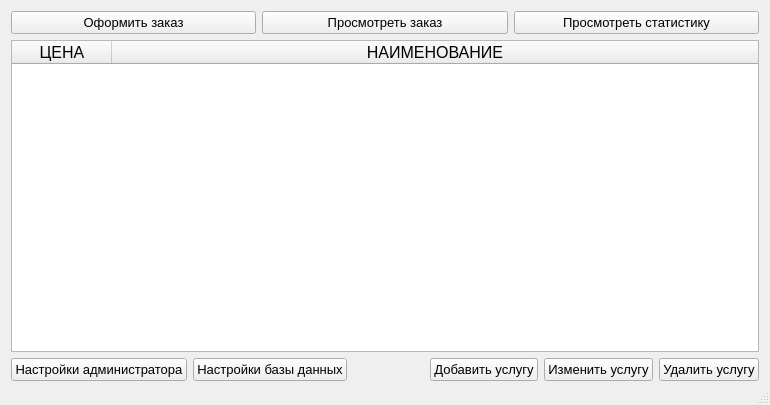
Qt form code/mainwindow.ui (Alex-Sidorov/SEFOLL) before a commit.
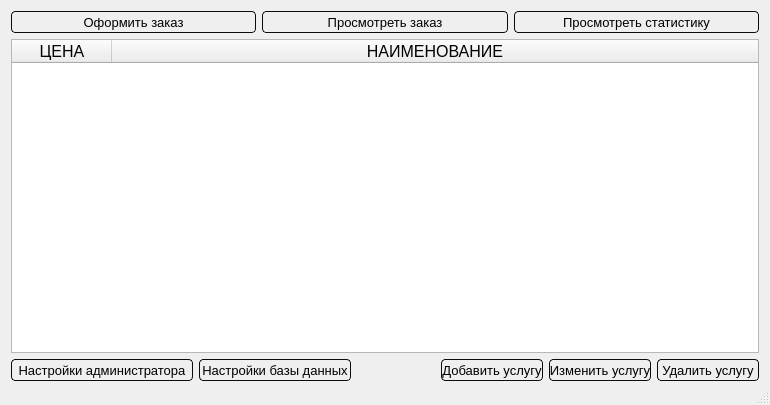
The same form after that commit.

What changed in the file:
```diff
--- a/code/mainwindow.ui
+++ b/code/mainwindow.ui
@@ -13,6 +13,9 @@
   <property name="windowTitle">
    <string>SEFOLL</string>
   </property>
+  <property name="styleSheet">
+   <string notr="true"/>
+  </property>
   <property name="toolButtonStyle">
    <enum>Qt::ToolButtonIconOnly</enum>
   </property>
@@ -23,6 +26,9 @@
     </property>
     <item>
      <layout class="QHBoxLayout" name="horizontalLayout_2">
+      <property name="spacing">
+       <number>6</number>
+      </property>
       <item>
        <widget class="QPushButton" name="give_order_button">
         <property name="font">
@@ -30,6 +36,22 @@
           <pointsize>10</pointsize>
          </font>
         </property>
+        <property name="styleSheet">
+         <string notr="true">QPushButton
+{ 
+border-radius : 4px;
+border: 1px solid;
+border-color: rgb(11, 11, 11);
+height:20;
+width:140;
+background-color: qlineargradient(x1: 0, y1: 0, x2: 0, y2: 1,
+                                      stop: 0 #dadbde, stop: 1 #f6f7fa);
+}
+QPushButton::pressed {
+    background-color:qlineargradient(x1: 0, y1: 0, x2: 0, y2: 1,
+                                      stop: 0 rgb(251, 252, 255), stop: 1 #f6f7fa);
+}</string>
+        </property>
         <property name="text">
          <string>Оформить заказ</string>
         </property>
@@ -48,6 +70,22 @@
           <pointsize>10</pointsize>
          </font>
         </property>
+        <property name="styleSheet">
+         <string notr="true">QPushButton
+{ 
+border-radius : 4px;
+border: 1px solid;
+border-color: rgb(11, 11, 11);
+height:20;
+width:140;
+background-color: qlineargradient(x1: 0, y1: 0, x2: 0, y2: 1,
+                                      stop: 0 #dadbde, stop: 1 #f6f7fa);
+}
+QPushButton::pressed {
+    background-color:qlineargradient(x1: 0, y1: 0, x2: 0, y2: 1,
+                                      stop: 0 rgb(251, 252, 255), stop: 1 #f6f7fa);
+}</string>
+        </property>
         <property name="text">
          <string>Просмотреть заказ</string>
         </property>
@@ -60,6 +98,22 @@
           <pointsize>10</pointsize>
          </font>
         </property>
+        <property name="styleSheet">
+         <string notr="true">QPushButton
+{ 
+border-radius : 4px;
+border: 1px solid;
+border-color: rgb(11, 11, 11);
+height:20;
+width:140;
+background-color: qlineargradient(x1: 0, y1: 0, x2: 0, y2: 1,
+                                      stop: 0 #dadbde, stop: 1 #f6f7fa);
+}
+QPushButton::pressed {
+    background-color:qlineargradient(x1: 0, y1: 0, x2: 0, y2: 1,
+                                      stop: 0 rgb(251, 252, 255), stop: 1 #f6f7fa);
+}</string>
+        </property>
         <property name="text">
          <string>Просмотреть статистику</string>
         </property>
@@ -91,6 +145,17 @@
         <property name="autoFillBackground">
          <bool>false</bool>
         </property>
+        <property name="styleSheet">
+         <string notr="true">
+QHeaderView::section
+ {
+    background-color : qlineargradient(x1: 0, y1: 0, x2: 0, y2: 1,
+                                      stop: 0 #dadbde, stop: 1 #f6f7fa);
+};
+background-color:qlineargradient(x1: 0, y1: 0, x2: 0, y2: 1,
+                                      stop: 0 #dadbde, stop: 1 #f6f7fa);
+</string>
+        </property>
         <property name="frameShape">
          <enum>QFrame::StyledPanel</enum>
         </property>
@@ -238,6 +303,22 @@
             <pointsize>10</pointsize>
            </font>
           </property>
+          <property name="styleSheet">
+           <string notr="true">QPushButton
+{ 
+border-radius : 4px;
+border: 1px solid;
+border-color: rgb(11, 11, 11);
+height:20;
+width:180;
+background-color: qlineargradient(x1: 0, y1: 0, x2: 0, y2: 1,
+                                      stop: 0 #dadbde, stop: 1 #f6f7fa);
+}
+QPushButton::pressed {
+    background-color:qlineargradient(x1: 0, y1: 0, x2: 0, y2: 1,
+                                      stop: 0 rgb(251, 252, 255), stop: 1 #f6f7fa);
+}</string>
+          </property>
           <property name="text">
            <string>Настройки администратора</string>
           </property>
@@ -268,6 +349,22 @@
             <pointsize>10</pointsize>
            </font>
           </property>
+          <property name="styleSheet">
+           <string notr="true">QPushButton
+{ 
+border-radius : 4px;
+border: 1px solid;
+border-color: rgb(11, 11, 11);
+height:20;
+width:150;
+background-color: qlineargradient(x1: 0, y1: 0, x2: 0, y2: 1,
+                                      stop: 0 #dadbde, stop: 1 #f6f7fa);
+}
+QPushButton::pressed {
+    background-color:qlineargradient(x1: 0, y1: 0, x2: 0, y2: 1,
+                                      stop: 0 rgb(251, 252, 255), stop: 1 #f6f7fa);
+}</string>
+          </property>
           <property name="text">
            <string>Настройки базы данных</string>
           </property>
@@ -293,6 +390,22 @@
             <pointsize>10</pointsize>
            </font>
           </property>
+          <property name="styleSheet">
+           <string notr="true">QPushButton
+{ 
+border-radius : 4px;
+border: 1px solid;
+border-color: rgb(11, 11, 11);
+height:20;
+width:100;
+background-color: qlineargradient(x1: 0, y1: 0, x2: 0, y2: 1,
+                                      stop: 0 #dadbde, stop: 1 #f6f7fa);
+}
+QPushButton::pressed {
+    background-color:qlineargradient(x1: 0, y1: 0, x2: 0, y2: 1,
+                                      stop: 0 rgb(251, 252, 255), stop: 1 #f6f7fa);
+}</string>
+          </property>
           <property name="text">
            <string>Добавить услугу</string>
           </property>
@@ -305,6 +418,22 @@
             <pointsize>10</pointsize>
            </font>
           </property>
+          <property name="styleSheet">
+           <string notr="true">QPushButton
+{ 
+border-radius : 4px;
+border: 1px solid;
+border-color: rgb(11, 11, 11);
+height:20;
+width:100;
+background-color: qlineargradient(x1: 0, y1: 0, x2: 0, y2: 1,
+                                      stop: 0 #dadbde, stop: 1 #f6f7fa);
+}
+QPushButton::pressed {
+    background-color:qlineargradient(x1: 0, y1: 0, x2: 0, y2: 1,
+                                      stop: 0 rgb(251, 252, 255), stop: 1 #f6f7fa);
+}</string>
+          </property>
           <property name="text">
            <string>Изменить услугу</string>
           </property>
@@ -317,6 +446,22 @@
             <pointsize>10</pointsize>
            </font>
           </property>
+          <property name="styleSheet">
+           <string notr="true">QPushButton
+{ 
+border-radius : 4px;
+border: 1px solid;
+border-color: rgb(11, 11, 11);
+height:20;
+width:100;
+background-color: qlineargradient(x1: 0, y1: 0, x2: 0, y2: 1,
+                                      stop: 0 #dadbde, stop: 1 #f6f7fa);
+}
+QPushButton::pressed {
+    background-color:qlineargradient(x1: 0, y1: 0, x2: 0, y2: 1,
+                                      stop: 0 rgb(251, 252, 255), stop: 1 #f6f7fa);
+}</string>
+          </property>
           <property name="text">
            <string>Удалить услугу</string>
           </property>
```
Left out of the diff: 12 changed lines with no effect on the pictures.
